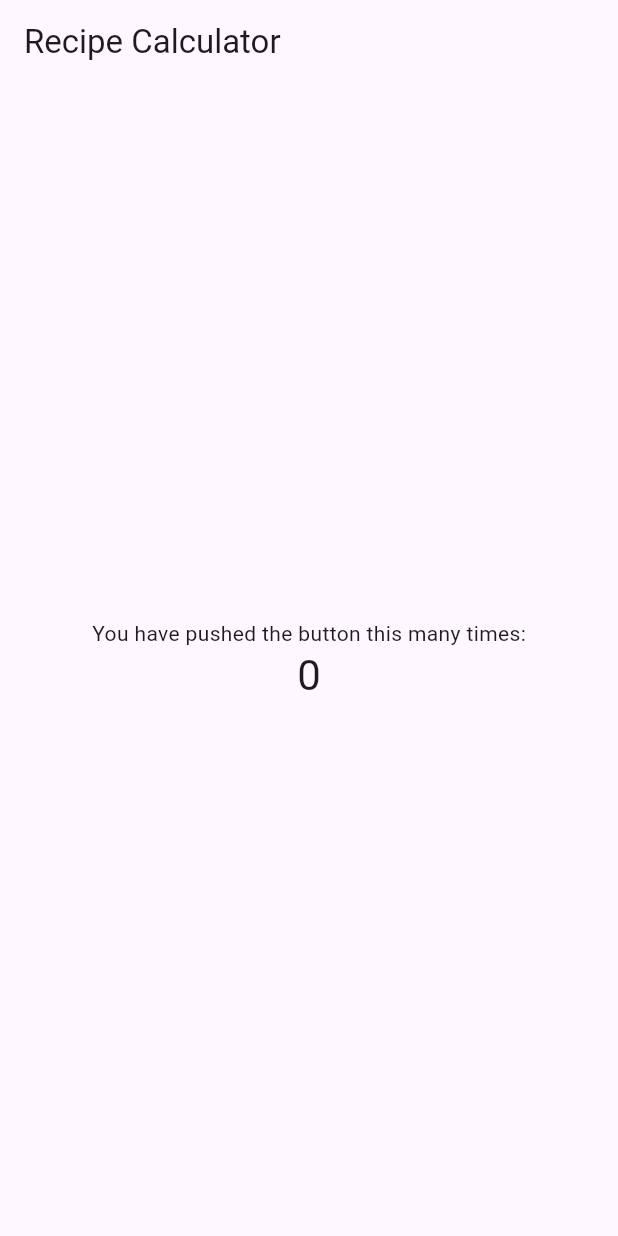
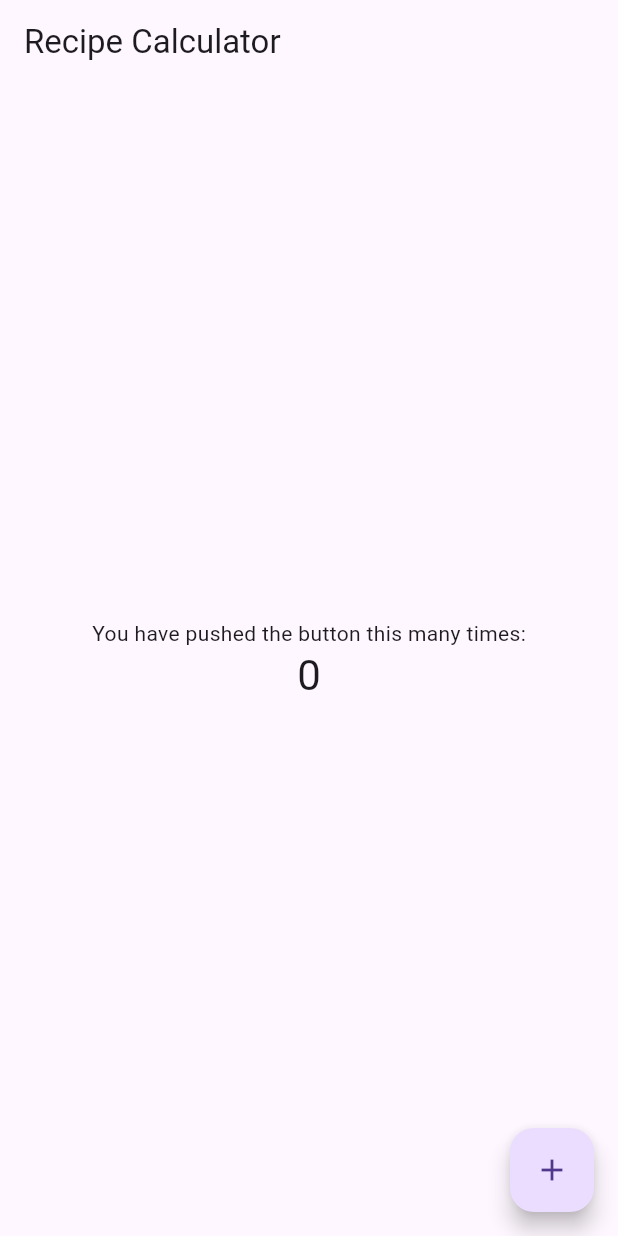
Before and after one commit to ShoeShime/Project-1-Recipe-Calculator-App, a Flutter app: the screen it shows after launch, on a phone screen of 412 x 824 dp. Run offline on Flutter 3.47's test engine with Material 3 defaults, Android fonts, the phone set to English and light mode, and no system bars.

Commit message:
Updated the main file to look exactly like the starter template file when you create a new flutter project

```diff
--- a/lib/main.dart
+++ b/lib/main.dart
@@ -31,6 +31,18 @@ class MyHomePage extends StatefulWidget {
 
 class _MyHomePageState extends State<MyHomePage> {
   // FIXME: Remove counter-related code as it's not needed for recipe app
+  int _counter = 0;
+
+  void _incrementCounter() {
+    setState(() {
+      // This call to setState tells the Flutter framework that something has
+      // changed in this State, which causes it to rerun the build method below
+      // so that the display can reflect the updated values. If we changed
+      // _counter without calling setState(), then the build method would not be
+      // called again, and so nothing would appear to happen.
+      _counter++;
+    });
+  }
 
   @override
   Widget build(BuildContext context) {
@@ -48,13 +60,18 @@ class _MyHomePageState extends State<MyHomePage> {
           children: <Widget>[
             const Text('You have pushed the button this many times:'),
             Text(
-              '0',
+              '$_counter',
               style: Theme.of(context).textTheme.headlineMedium,
             ),
           ],
         ),
       ),
       // FIXME: Remove floatingActionButton as it's not needed
+      floatingActionButton: FloatingActionButton(
+        onPressed: _incrementCounter,
+        tooltip: 'Increment',
+        child: const Icon(Icons.add),
+      )
     );
   }
 
```
